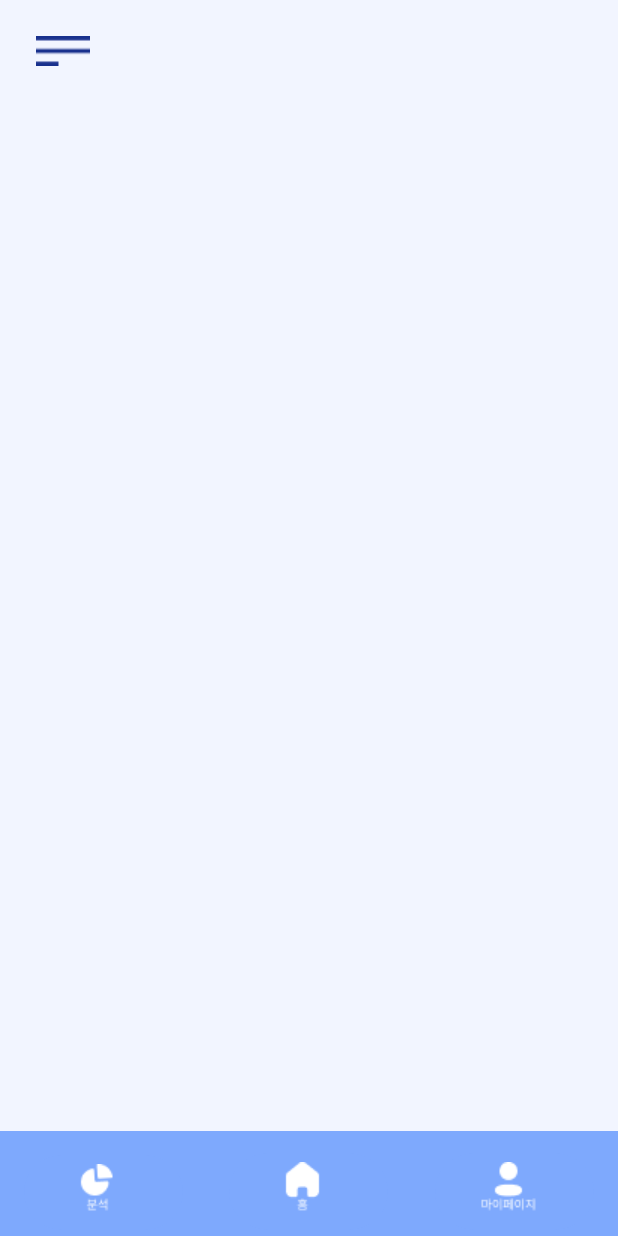
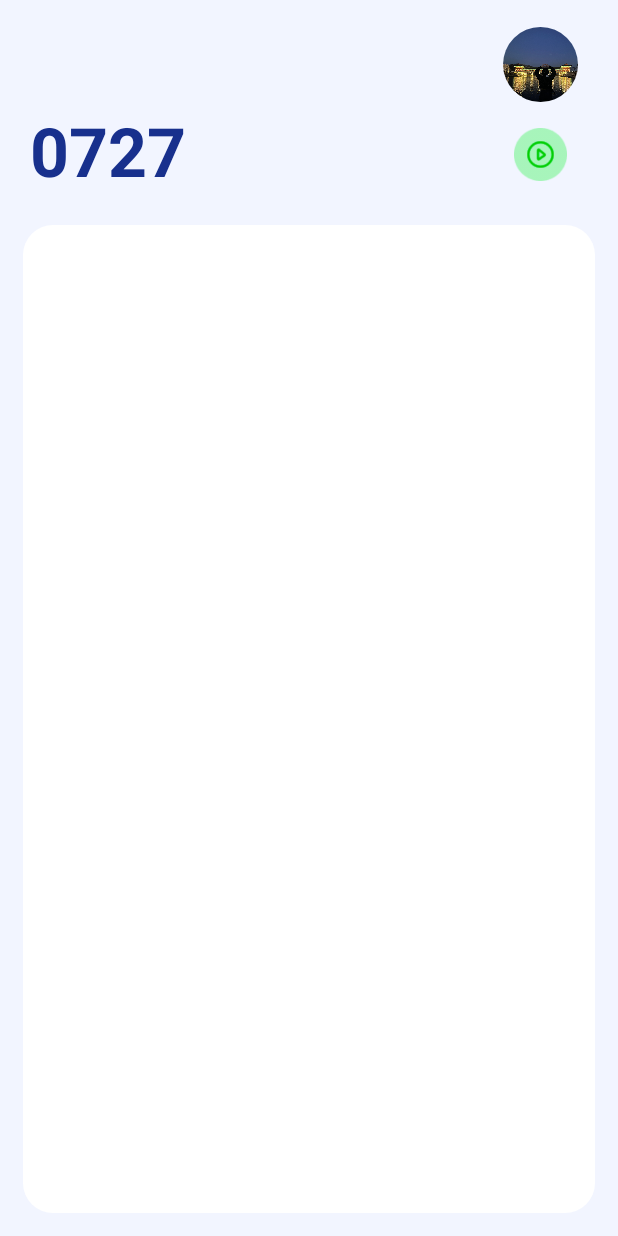
Before and after one commit to HANIUM-MindFriend/mindfriend-front, an Android app: the screen it shows after launch (MainActivity before the commit, DiaryReadActivity after it), on a phone screen of 412 x 824 dp. Run offline under Robolectric (Android 15) with nearby library versions, the phone set to English and light mode, and no system bars; our stand-ins replace CircleImageView.

Commit message:
feat: 본문 작성 ui 구현

```diff
--- a/app/build.gradle
+++ b/app/build.gradle
@@ -41,4 +41,5 @@ dependencies {
     testImplementation 'junit:junit:4.13.2'
     androidTestImplementation 'androidx.test.ext:junit:1.1.5'
     androidTestImplementation 'androidx.test.espresso:espresso-core:3.5.1'
+    implementation 'de.hdodenhof:circleimageview:3.1.0'
 }
--- a/app/src/main/AndroidManifest.xml
+++ b/app/src/main/AndroidManifest.xml
@@ -13,7 +13,12 @@
         android:theme="@style/Theme.MindFriendFront"
         tools:targetApi="31">
         <activity
+            android:name=".UploadActivity"
+            android:exported="true" />
+        <activity
             android:name=".MainActivity"
+            android:exported="true"/>
+        <activity android:name=".DiaryReadActivity"
             android:exported="true">
             <intent-filter>
                 <action android:name="android.intent.action.MAIN" />
--- /dev/null
+++ b/app/src/main/java/com/example/mindfriendfront/DiaryReadActivity.kt
@@ -0,0 +1,24 @@
+package com.example.mindfriendfront
+
+import android.os.Bundle
+import android.widget.TextView
+import androidx.appcompat.app.AppCompatActivity
+import java.text.SimpleDateFormat
+import java.util.Date
+
+class DiaryReadActivity :AppCompatActivity () {
+    override fun onCreate(savedInstanceState: Bundle?) {
+
+        super.onCreate(savedInstanceState)
+        setContentView(R.layout.activity_diary)
+
+        val dateTextView: TextView = findViewById(R.id.date)
+
+        val currentDate = Date()
+
+        val dateFormat = SimpleDateFormat("MMdd")
+        val formattedDate = dateFormat.format(currentDate)
+
+        dateTextView.text = formattedDate
+    }
+}
--- /dev/null
+++ b/app/src/main/res/drawable/layout_background.xml
@@ -0,0 +1,5 @@
+<?xml version="1.0" encoding="utf-8"?>
+<shape xmlns:android="http://schemas.android.com/apk/res/android">
+    <solid android:color="#F2F5FF" />
+    <corners android:radius="20dp"/>
+</shape>
--- /dev/null
+++ b/app/src/main/res/drawable/layout_upload_background.xml
@@ -0,0 +1,5 @@
+<?xml version="1.0" encoding="utf-8"?>
+<shape xmlns:android="http://schemas.android.com/apk/res/android">
+    <corners android:radius="20dp"/>
+    <solid android:color="@color/white" />
+</shape>
--- /dev/null
+++ b/app/src/main/res/drawable/selector_player_upload.xml
@@ -0,0 +1,6 @@
+<?xml version="1.0" encoding="utf-8"?>
+<selector xmlns:android="http://schemas.android.com/apk/res/android">
+    <item android:drawable="@drawable/player_on" android:state_checked="false"/>
+    <item android:drawable="@drawable/player_off" android:state_checked="true"/>
+
+</selector>
--- /dev/null
+++ b/app/src/main/res/drawable/upload_date.xml
@@ -0,0 +1,6 @@
+<?xml version="1.0" encoding="utf-8"?>
+<shape xmlns:android="http://schemas.android.com/apk/res/android">
+<solid android:color="@color/white"/>
+    <corners android:topLeftRadius="20dp" android:topRightRadius="20dp"/>
+
+</shape>
--- /dev/null
+++ b/app/src/main/res/layout/activity_diary.xml
@@ -0,0 +1,117 @@
+<?xml version="1.0" encoding="utf-8"?>
+<RelativeLayout xmlns:android="http://schemas.android.com/apk/res/android"
+    xmlns:app="http://schemas.android.com/apk/res-auto"
+    xmlns:tools="http://schemas.android.com/tools"
+    android:layout_width="match_parent"
+    android:layout_height="match_parent"
+    android:background="#F2F5FF"
+    tools:context=".MainActivity">
+
+    <LinearLayout
+        android:id="@+id/menu"
+        android:layout_width="match_parent"
+        android:layout_height="70dp"
+        android:gravity="center_vertical"
+        android:orientation="horizontal">
+
+        <Button
+            android:id="@+id/btnMenu"
+            android:layout_width="wrap_content"
+            android:layout_height="wrap_content"
+            android:layout_alignParentStart="true"
+            android:layout_alignParentTop="true"
+            android:layout_marginTop="10dp"
+            android:layout_marginRight="247.5dp"
+            android:background="@android:color/transparent" />
+
+        <de.hdodenhof.circleimageview.CircleImageView
+            android:id="@+id/circle_profile"
+            android:layout_width="50dp"
+            android:layout_height="50dp"
+            android:layout_gravity="center"
+            android:layout_marginTop="8dp"
+            android:background="@android:color/transparent"
+            android:src="@drawable/profile"
+            app:civ_border_overlay="true" />
+
+    </LinearLayout>
+
+    <LinearLayout
+        android:id="@+id/upButton"
+        android:layout_width="match_parent"
+        android:layout_height="wrap_content"
+        android:layout_below="@id/menu"
+        android:orientation="horizontal">
+
+        <TextView
+            android:id="@+id/date"
+            android:layout_width="0dp"
+            android:layout_height="60dp"
+            android:layout_marginLeft="20dp"
+            android:layout_weight="0.7"
+            android:width="100dp"
+            android:height="50dp"
+            android:text="date"
+            android:textColor="@color/darkblue"
+            android:textSize="45sp"
+            android:textStyle="bold" />
+
+        <ImageButton
+            android:id="@+id/player_button"
+            android:layout_width="0dp"
+            android:layout_height="35dp"
+            android:layout_marginLeft="40dp"
+            android:layout_marginTop="15dp"
+            android:layout_weight="0.17"
+            android:background="@android:color/transparent"
+            android:onClick="onClick"
+            android:scaleType="fitStart"
+            android:src="@drawable/player_on" />
+
+    </LinearLayout>
+
+    <LinearLayout
+        android:id="@+id/uploadView"
+        android:layout_width="match_parent"
+        android:layout_height="wrap_content"
+        android:layout_below="@+id/upButton"
+        android:layout_alignParentBottom="true"
+        android:layout_marginLeft="15dp"
+        android:layout_marginTop="20dp"
+        android:layout_marginRight="15dp"
+        android:layout_marginBottom="15dp"
+        android:background="@drawable/layout_upload_background"
+        android:orientation="vertical">
+
+        <LinearLayout
+            android:id="@+id/upload1"
+            android:layout_width="match_parent"
+            android:layout_height="wrap_content"
+            android:background="@drawable/layout_upload_background"
+            android:orientation="horizontal">
+
+
+
+        </LinearLayout>
+
+        <LinearLayout
+            android:id="@+id/text"
+            android:layout_width="match_parent"
+            android:layout_height="match_parent"
+            android:orientation="vertical">
+
+            <TextView
+                android:id="@+id/uploadText"
+                android:layout_width="match_parent"
+                android:layout_height="0dp"
+                android:layout_gravity="center_horizontal"
+                android:layout_marginLeft="20dp"
+                android:layout_marginRight="20dp"
+                android:layout_weight="0.7"
+                android:background="@drawable/layout_upload_background"
+                android:gravity="top" />
+
+        </LinearLayout>
+
+    </LinearLayout>
+</RelativeLayout>
--- a/app/src/main/res/layout/activity_main.xml
+++ b/app/src/main/res/layout/activity_main.xml
@@ -13,7 +13,7 @@
         android:layout_alignParentStart="true"
         android:layout_alignParentTop="true"
         android:layout_marginTop="10dp"
-        android:background="@android:color/transparent" />/>
+        android:background="@android:color/transparent" />
     <View
         android:layout_width="match_parent"
         android:layout_height="70dp"
--- a/app/src/main/res/values/colors.xml
+++ b/app/src/main/res/values/colors.xml
@@ -2,4 +2,5 @@
 <resources>
     <color name="black">#FF000000</color>
     <color name="white">#FFFFFFFF</color>
+    <color name="darkblue">#18308D</color>
 </resources>
```
Also changed, not shown: app/src/main/java/com/example/mindfriendfront/UploadActivity.kt (added, +85 -0 lines), app/src/main/res/layout/activity_upload.xml (added, +164 -0 lines), app/src/main/res/drawable/camera.png (added), app/src/main/res/drawable/gallery.png (added), app/src/main/res/drawable/player_off.png (added), app/src/main/res/drawable/player_on.png (added), app/src/main/res/drawable/profile.png (added), app/src/main/res/drawable/shape_for_circle_button.png (added), 1 other file.
